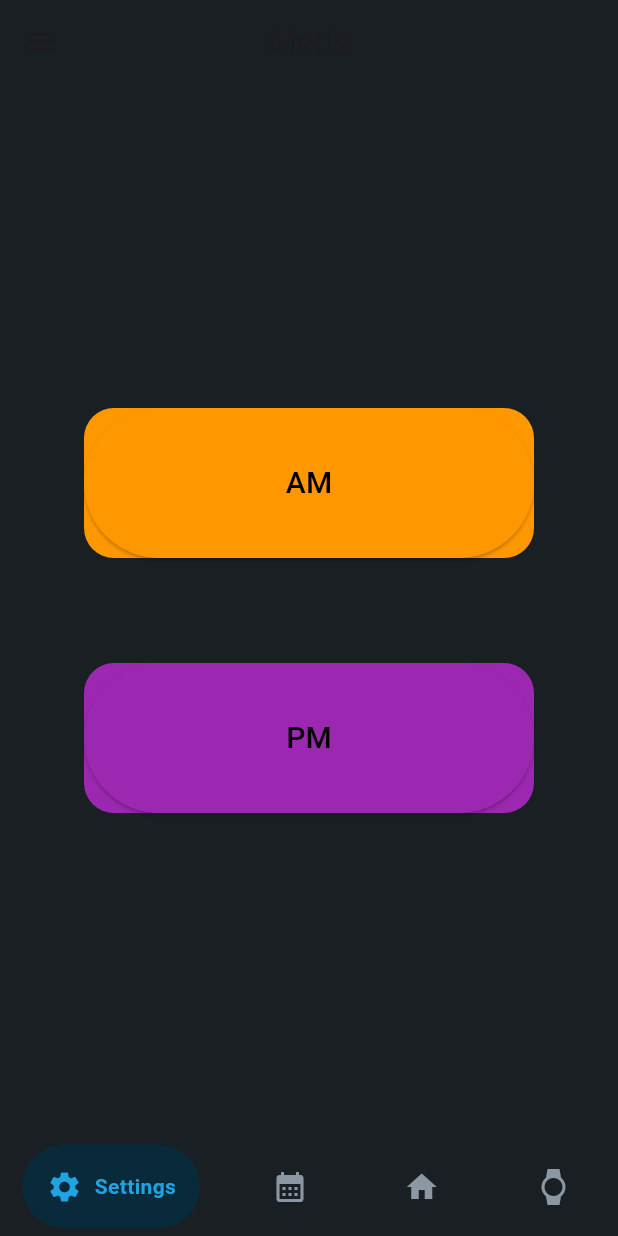
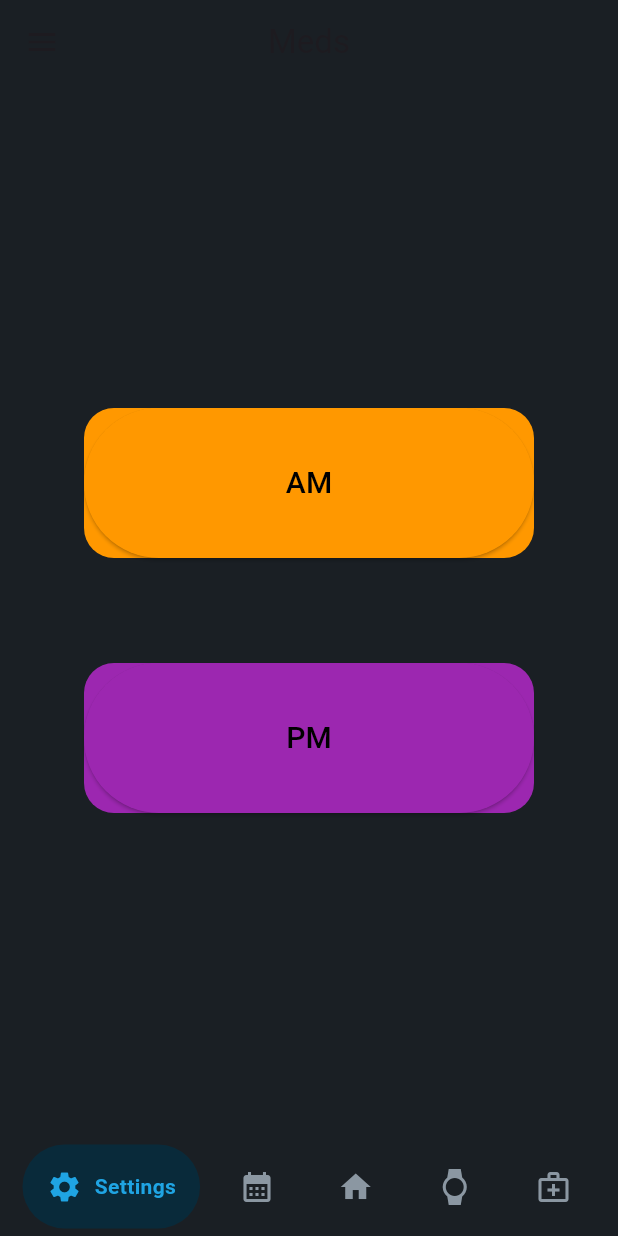
Before and after one commit to Lagrossa/COSC_4319, a Flutter app: the medScreen screen opened by its route, on a phone screen of 412 x 824 dp. Run offline on Flutter 3.47's test engine with Material 3 defaults, Android fonts, the phone set to English and light mode, and no system bars; drawn by our look-alikes of google_nav_bar; our stand-ins replace easy_date_timeline, firebase_auth, firebase_core, firebase_database, flutter_heatmap_calendar, flutter_slidable and 3 more; missing offline and left inert: flutterflow_ui, msh_checkbox; accounts and stored records are empty.

Commit message:
added meds to nav bar and comments to other pages

```diff
--- a/lib/Features/med_page/screens/med_AM.dart
+++ b/lib/Features/med_page/screens/med_AM.dart
@@ -18,6 +18,7 @@ class medsAMState extends State<medsAM>{
   late TextEditingController medNameController;
   String medicationName = '';
 
+  //direct refference and query to meds/AM
   @override
   void initState(){
     currUser = FirebaseAuth.instance.currentUser!;
--- a/lib/Features/med_page/screens/med_PM.dart
+++ b/lib/Features/med_page/screens/med_PM.dart
@@ -18,6 +18,7 @@ class medsPMState extends State<medsPM>{
   late TextEditingController medNameController;
   String medicationName = '';
 
+  //direct refference and query to meds/PM
   @override
   void initState(){
     currUser = FirebaseAuth.instance.currentUser!;
--- a/lib/Features/med_page/screens/med_tracker.dart
+++ b/lib/Features/med_page/screens/med_tracker.dart
@@ -9,6 +9,7 @@ import 'package:flutter/material.dart';
 
 class medScreen extends StatelessWidget{
 
+  //main page for medication. Simply direct to am or pm medication sections
   @override
   Widget build(BuildContext context){
     return Scaffold(
@@ -24,7 +25,7 @@ class medScreen extends StatelessWidget{
           mainAxisAlignment: MainAxisAlignment.center,
           crossAxisAlignment: CrossAxisAlignment.start,
           children: [
-            Container(
+            Container(//am medication button
               height: 100,
               width: 300,
               decoration: BoxDecoration(
@@ -40,7 +41,7 @@ class medScreen extends StatelessWidget{
               ),
             ),
             const SizedBox(height: 70,),
-            Container(
+            Container(//pm medication button
               height: 100,
               width: 300,
               decoration: BoxDecoration(
--- a/lib/Features/task_page/model/task_data_source.dart
+++ b/lib/Features/task_page/model/task_data_source.dart
@@ -10,6 +10,7 @@ class TaskDataSource extends CalendarDataSource{
 
   Task getTask(int index) => appointments![index] as Task;
 
+  //must override getter properly retireve task data
   @override
   String getSubject(int index) => getTask(index).taskName;
 
--- a/lib/Features/task_page/screens/task_screen.dart
+++ b/lib/Features/task_page/screens/task_screen.dart
@@ -23,6 +23,7 @@ class taskScreenState extends State<taskScreen>{
   late User currUser;
 
 
+  //direct database reference to the tasks section
   @override
   void initState(){
     currUser = FirebaseAuth.instance.currentUser!;
@@ -41,6 +42,7 @@ class taskScreenState extends State<taskScreen>{
         backgroundColor: ThemeColors.background,
         title: const Text('Tasks'),
         centerTitle: true,
+        //button to go to remove task screen
         actions: <Widget>[
           IconButton(
             icon: const Icon(Icons.remove, color: Colors.white,),
@@ -52,6 +54,7 @@ class taskScreenState extends State<taskScreen>{
       ),
       drawer: const DrawerNav(),
       body: Column(
+        //buttons to change view
         children: [
           Row(
             mainAxisAlignment: MainAxisAlignment.spaceEvenly,
@@ -77,6 +80,7 @@ class taskScreenState extends State<taskScreen>{
             ],
           ),
           Expanded(
+            //read in data with streambuilder then place data in sfcalendar
             child: StreamBuilder(
               stream: dbRef.orderByKey().onValue,
               builder: (context, snapshot){
@@ -134,6 +138,7 @@ class taskScreenState extends State<taskScreen>{
           ),
         ],
       ),
+      //add task screen
       floatingActionButton: FloatingActionButton(
         backgroundColor: Colors.blue,
         onPressed: () => Navigator.of(context).push(
--- a/lib/components/nav_bar.dart
+++ b/lib/components/nav_bar.dart
@@ -2,7 +2,7 @@ import 'package:addvisor/components/themeColors.dart';
 import 'package:flutter/material.dart';
 import 'package:google_nav_bar/google_nav_bar.dart';
 
-enum Screen { Login, Home, Tasks, Trackers }
+enum Screen { Login, Home, Tasks, Trackers, Meds }
 
 class AppNavBar extends StatelessWidget {
   const AppNavBar({super.key});
@@ -18,6 +18,8 @@ class AppNavBar extends StatelessWidget {
         return 2;
       case Screen.Trackers:
         return 3;
+      case Screen.Meds:
+        return 4;
     }
   }
 
@@ -31,6 +33,8 @@ class AppNavBar extends StatelessWidget {
         return Screen.Home;
       case 3:
         return Screen.Trackers;
+      case 4:
+        return Screen.Meds;
       default:
         return Screen.Home;
     }
@@ -66,6 +70,8 @@ class AppNavBar extends StatelessWidget {
               case 3:
                 Navigator.pushNamed(context, "/trackers");
                 break;
+              case 4:
+                Navigator.pushNamed(context, "/meds");
             }
             AppNavBar.currentScreen = GetScreenFromIndex(index);
           },
@@ -74,6 +80,7 @@ class AppNavBar extends StatelessWidget {
             GButton(icon: Icons.calendar_month, text: "Tasks"),
             GButton(icon: Icons.home, text: "Home"),
             GButton(icon: Icons.watch, text: "Trackers"),
+            GButton(icon: Icons.medical_services_outlined, text: "Meds",),
           ],
         ),
       ),
```
Also changed, not shown: lib/Features/task_page/screens/task_editing_page.dart (+16 -0 lines).
